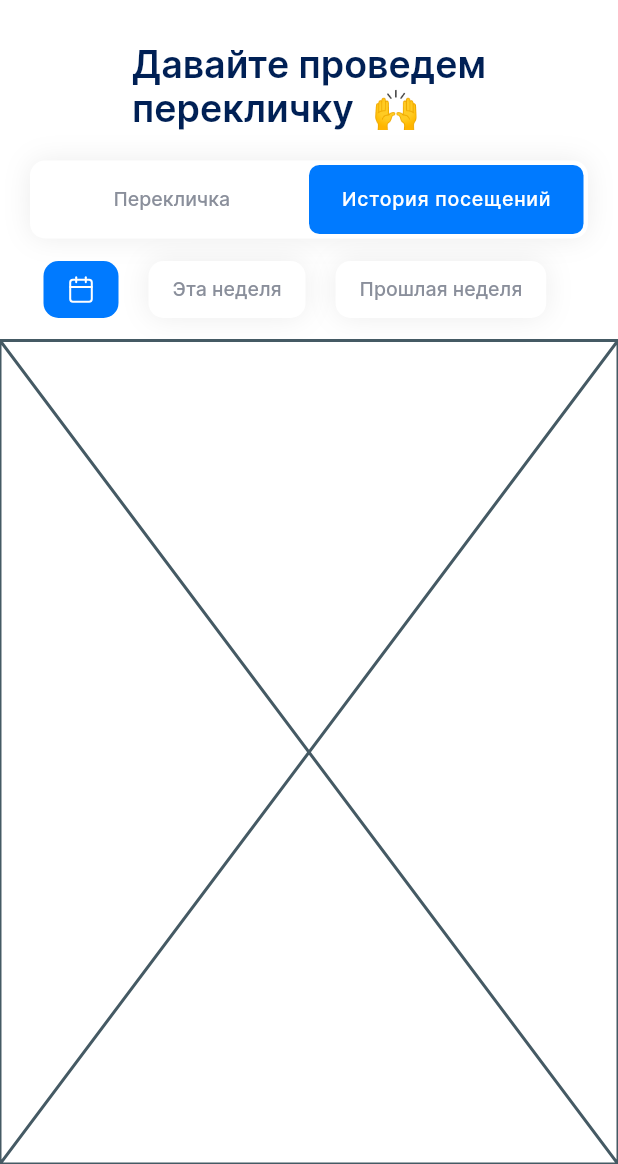
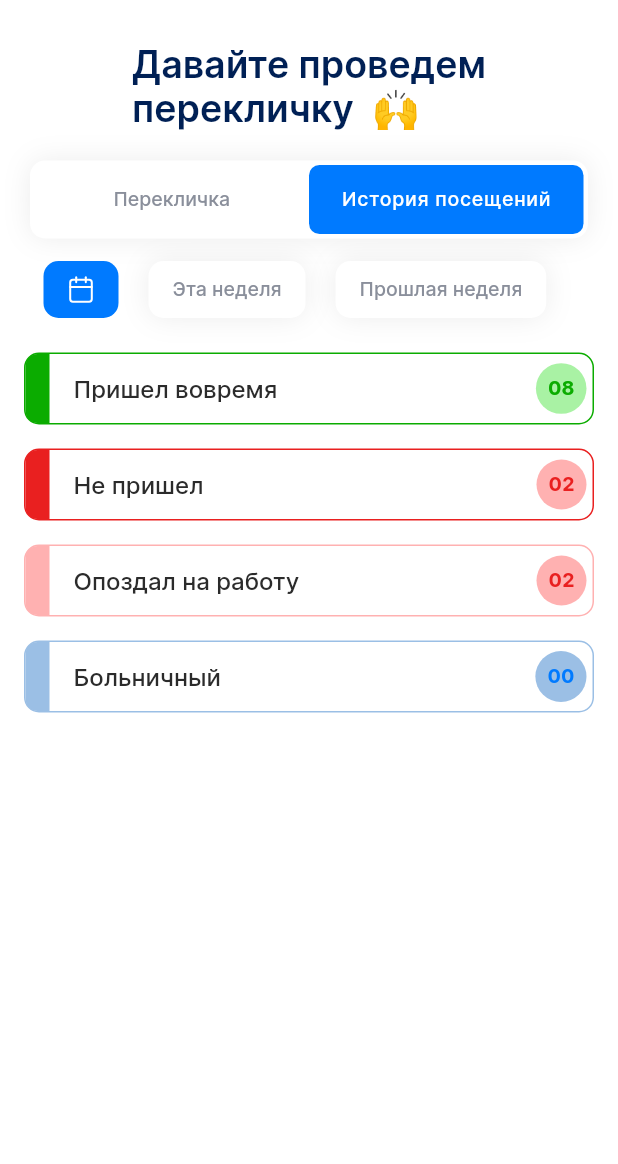
Before and after one commit to ShohruhSharipov1106/aberno, a Flutter app: the CallScreen screen opened directly, tab 2 chosen, on a phone screen of 412 x 824 dp, the part 72-1236 px from its top. Run offline on Flutter 3.47's test engine with Material 3 defaults, Android fonts, the phone set to English and light mode, and no system bars; our stand-ins replace bloc, cached_network_image, equatable, flutter_bloc, flutter_svg, formz and 4 more; accounts and stored records are empty.

Commit message:
feat(): added history tab

```diff
--- a/lib/features/call/presentation/widgets/custom_date_history.dart
+++ b/lib/features/call/presentation/widgets/custom_date_history.dart
@@ -1,3 +1,4 @@
+import 'package:aberno_test/features/call/presentation/widgets/week_stat_card.dart';
 import 'package:flutter/material.dart';
 
 class CustomDateHistory extends StatelessWidget {
@@ -5,6 +6,38 @@ class CustomDateHistory extends StatelessWidget {
 
   @override
   Widget build(BuildContext context) {
-    return const Placeholder();
+    return Column(
+      children: [
+        WeekStatCard(
+          title: "Пришел вовремя",
+          color: Color(0xFF0BAC00),
+          suffixStyleColor: Color(0xFF0BAC00),
+          suffix: "08",
+          suffixBackColor: Color(0xFFA9F2A4),
+        ),
+        WeekStatCard(
+          title: "Не пришел",
+          color: Color(0xFFE92020),
+          suffixStyleColor: Color(0xFFE92020),
+          suffix: "02",
+          suffixBackColor: Color(0xFFFFB1B1),
+        ),
+        WeekStatCard(
+          title: "Опоздал на работу",
+          color: Color(0xFFFFB1B1),
+          suffixStyleColor: Color(0xFFE92020),
+          suffix: "02",
+          suffixBackColor: Color(0xFFFFB1B1),
+        ),
+        WeekStatCard(
+          title: "Больничный",
+          color: Color(0xFF9BBFE5),
+          suffixStyleColor: Color(0xFF007AFF),
+          suffix: "00",
+          suffixBackColor: Color(0xFF9BBFE5),
+        ),
+      ],
+    );
+    ;
   }
 }
--- /dev/null
+++ b/lib/features/call/presentation/widgets/week_stat_card.dart
@@ -0,0 +1,68 @@
+import 'package:aberno_test/assets/colors/colors.dart';
+import 'package:flutter/material.dart';
+
+class WeekStatCard extends StatelessWidget {
+  final String title;
+  final Color color;
+  final String suffix;
+  final Color suffixStyleColor;
+  final Color suffixBackColor;
+  const WeekStatCard(
+      {required this.title,
+      required this.color,
+      required this.suffix,
+      required this.suffixStyleColor,
+      required this.suffixBackColor,
+      super.key});
+
+  @override
+  Widget build(BuildContext context) {
+    return Container(
+      decoration: BoxDecoration(
+        color: white,
+        borderRadius: BorderRadius.circular(10),
+        border: Border.all(color: color),
+      ),
+      height: 48,
+      width: double.maxFinite,
+      margin: EdgeInsets.fromLTRB(16, 8, 16, 8),
+      child: Row(
+        children: [
+          Container(
+            width: 16,
+            decoration: BoxDecoration(
+              color: color,
+              borderRadius: BorderRadius.horizontal(
+                left: Radius.circular(8),
+              ),
+            ),
+          ),
+          Expanded(
+            child: Padding(
+              padding: EdgeInsets.fromLTRB(16, 10, 16, 10),
+              child: Text(
+                title,
+                style: Theme.of(context).textTheme.displaySmall,
+              ),
+            ),
+          ),
+          Container(
+            decoration: BoxDecoration(
+              shape: BoxShape.circle,
+              color: suffixBackColor,
+            ),
+            padding: EdgeInsets.all(8),
+            margin: EdgeInsets.only(right: 4),
+            child: Text(
+              suffix,
+              style: Theme.of(context).textTheme.labelLarge!.copyWith(
+                    color: suffixStyleColor,
+                    fontSize: 13,
+                  ),
+            ),
+          )
+        ],
+      ),
+    );
+  }
+}
```
Also changed, not shown: lib/features/call/presentation/widgets/last_week_history.dart (+34 -1 lines), lib/features/call/presentation/widgets/this_week_history.dart (+33 -1 lines).
